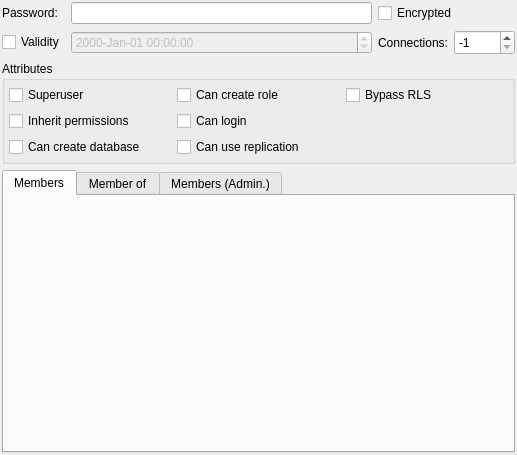
Qt form libs/libgui/ui/dbobjects/rolewidget.ui (pgmodeler/pgmodeler) before a commit.
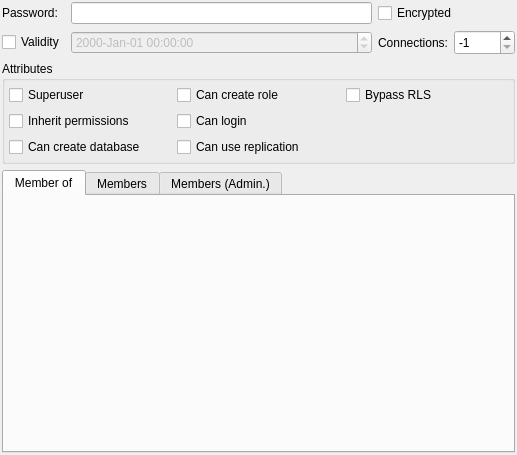
The same form after that commit.

Commit message:
Minor fix in ModelExportHelper::exportToDbms in order to send the sql command via signal when creating roles and database.
Fixed the tab names in RoleWidget

```diff
--- a/libs/libgui/ui/dbobjects/rolewidget.ui
+++ b/libs/libgui/ui/dbobjects/rolewidget.ui
@@ -183,12 +183,12 @@
      </property>
      <widget class="QWidget" name="members_tab">
       <attribute name="title">
-       <string>Members</string>
+       <string>Member of</string>
       </attribute>
      </widget>
      <widget class="QWidget" name="member_of_tab">
       <attribute name="title">
-       <string>Member of</string>
+       <string>Members</string>
       </attribute>
      </widget>
      <widget class="QWidget" name="adm_members_tab">
```
The commit also changes 1 other file.
